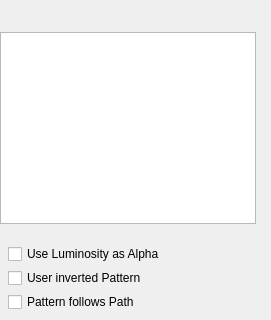
Qt form scribus/ui/colorpicker/colorpicker_pattern.ui (scribusproject/scribus) before a commit; both pictures show x 0 to 271 and y 176 to 496 of the 271 by 496 pixel window.
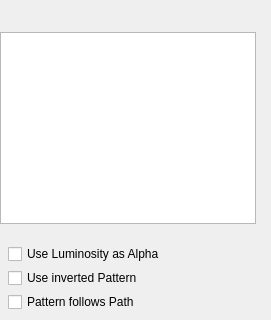
The same form after that commit. Custom widgets are drawn as their Qt base class.

Commit message: Fix UI string in colorpicker

```diff
--- a/scribus/ui/colorpicker/colorpicker_pattern.ui
+++ b/scribus/ui/colorpicker/colorpicker_pattern.ui
@@ -453,7 +453,7 @@
      <item>
       <widget class="QCheckBox" name="checkboxInvertedPattern">
        <property name="text">
-        <string>User inverted Pattern</string>
+        <string>Use inverted Pattern</string>
        </property>
       </widget>
      </item>
```
